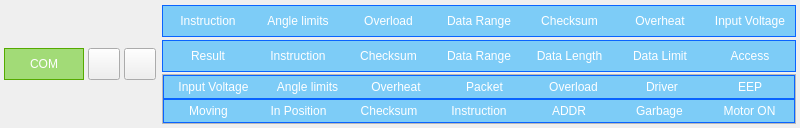
This is gui/ui/widgetSerialError.ui in emericg/SmartServoFramework as Qt 5 draws it before an edit. The edited form follows.
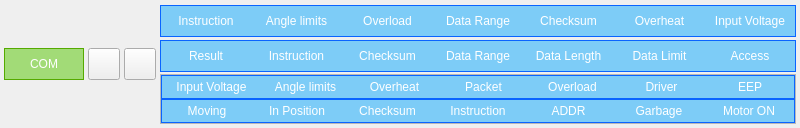
This is the edited form. Icons and pictures are not drawn.

Commit message: GUI: Fix serial panel not disapearing when deselected

```diff
--- a/gui/ui/widgetSerialError.ui
+++ b/gui/ui/widgetSerialError.ui
@@ -26,6 +26,9 @@
    <property name="bottomMargin">
     <number>4</number>
    </property>
+   <property name="horizontalSpacing">
+    <number>4</number>
+   </property>
    <property name="verticalSpacing">
     <number>0</number>
    </property>
```
Left out of the diff: 3 changed lines with no effect on the pictures. The commit also changes 2 other files.
